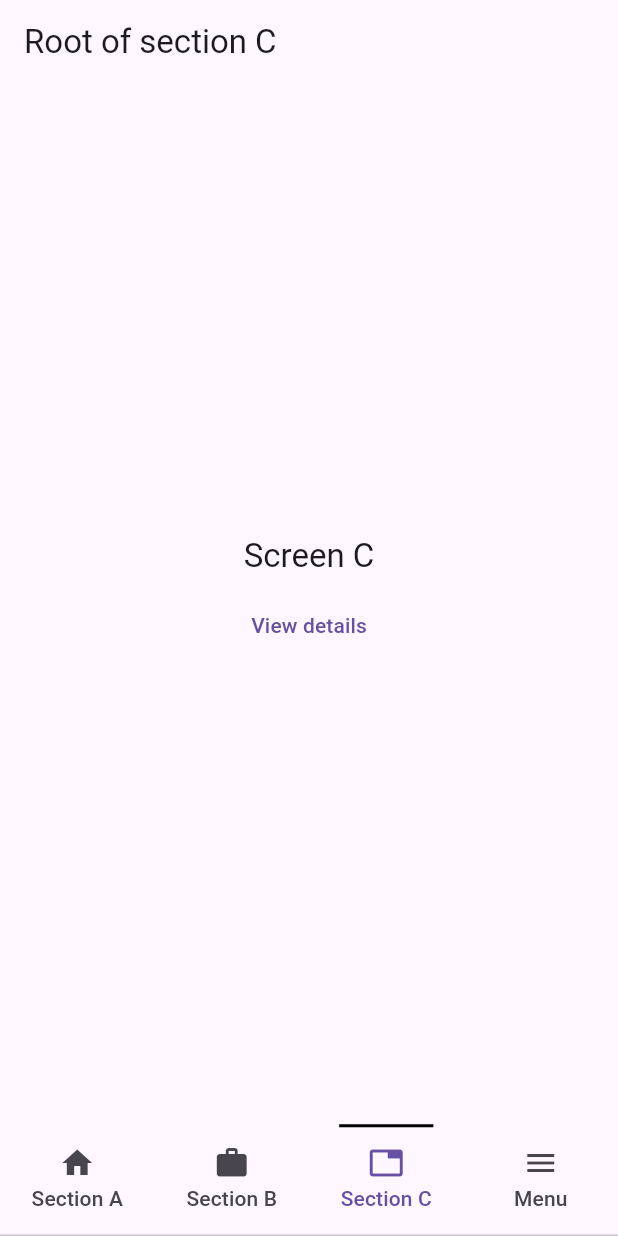
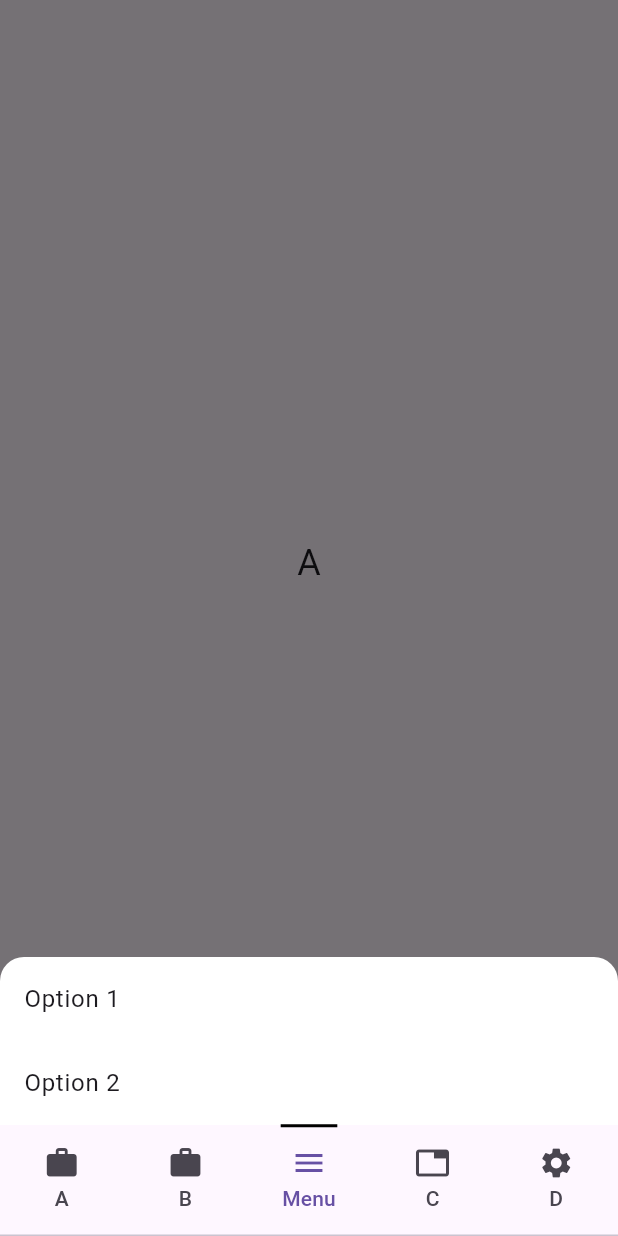
Before and after one commit to yelmuratoff/sheet_go_router, a Flutter app: the screen it shows after launch, item 3 of the bottom bar chosen, on a phone screen of 412 x 824 dp. Run offline on Flutter 3.47's test engine with Material 3 defaults, Android fonts, the phone set to English and light mode, and no system bars; our stand-ins replace go_router.

Commit message:
! F more simple

```diff
--- a/lib/main.dart
+++ b/lib/main.dart
@@ -27,14 +27,9 @@ class NestedTabNavigationExampleApp extends StatelessWidget {
             routes: <RouteBase>[
               GoRoute(
                 path: '/a',
-                builder: (BuildContext context, GoRouterState state) =>
-                    const RootScreen(label: 'A', detailsPath: '/a/details'),
-                routes: <RouteBase>[
-                  GoRoute(
-                    path: 'details',
-                    builder: (BuildContext context, GoRouterState state) => const DetailsScreen(label: 'A'),
-                  ),
-                ],
+                builder: (BuildContext context, GoRouterState state) => const TabScreen(
+                  text: 'A',
+                ),
               ),
             ],
           ),
@@ -42,40 +37,9 @@ class NestedTabNavigationExampleApp extends StatelessWidget {
             routes: <RouteBase>[
               GoRoute(
                 path: '/b',
-                builder: (BuildContext context, GoRouterState state) => const RootScreen(
-                  label: 'B',
-                  detailsPath: '/b/details/1',
-                  secondDetailsPath: '/b/details/2',
+                builder: (BuildContext context, GoRouterState state) => const TabScreen(
+                  text: 'B',
                 ),
-                routes: <RouteBase>[
-                  GoRoute(
-                    path: 'details/:param',
-                    builder: (BuildContext context, GoRouterState state) => DetailsScreen(
-                      label: 'B',
-                      param: state.pathParameters['param'],
-                    ),
-                  ),
-                ],
-              ),
-            ],
-          ),
-          StatefulShellBranch(
-            routes: <RouteBase>[
-              GoRoute(
-                path: '/c',
-                builder: (BuildContext context, GoRouterState state) => const RootScreen(
-                  label: 'C',
-                  detailsPath: '/c/details',
-                ),
-                routes: <RouteBase>[
-                  GoRoute(
-                    path: 'details',
-                    builder: (BuildContext context, GoRouterState state) => DetailsScreen(
-                      label: 'C',
-                      extra: state.extra,
-                    ),
-                  ),
-                ],
               ),
             ],
           ),
@@ -85,6 +49,26 @@ class NestedTabNavigationExampleApp extends StatelessWidget {
                 path: '/menu',
                 pageBuilder: (context, state) => const BottomSheetPage(
                   child: _MenuBottomSheetBody(),
+                ),
+              ),
+            ],
+          ),
+          StatefulShellBranch(
+            routes: <RouteBase>[
+              GoRoute(
+                path: '/c',
+                builder: (BuildContext context, GoRouterState state) => const TabScreen(
+                  text: 'C',
+                ),
+              ),
+            ],
+          ),
+          StatefulShellBranch(
+            routes: <RouteBase>[
+              GoRoute(
+                path: '/d',
+                builder: (BuildContext context, GoRouterState state) => const TabScreen(
+                  text: 'D',
                 ),
               ),
             ],
@@ -102,6 +86,27 @@ class NestedTabNavigationExampleApp extends StatelessWidget {
         ),
         routerConfig: _router,
       );
+}
+
+class TabScreen extends StatelessWidget {
+  const TabScreen({
+    required this.text,
+    super.key,
+  });
+
+  final String text;
+
+  @override
+  Widget build(BuildContext context) {
+    return Scaffold(
+      body: Center(
+        child: Text(
+          text,
+          style: const TextStyle(fontSize: 24),
+        ),
+      ),
+    );
+  }
 }
 
 class _MenuBottomSheetBody extends StatelessWidget {
@@ -148,7 +153,7 @@ class ScaffoldWithNavBar extends StatefulWidget {
 
 class _ScaffoldWithNavBarState extends State<ScaffoldWithNavBar> with TickerProviderStateMixin {
   bool _isSheetOpen = false;
-  late final TabController _tabController = TabController(length: 4, vsync: this);
+  late final TabController _tabController = TabController(length: 5, vsync: this);
 
   @override
   void dispose() {
@@ -165,10 +170,11 @@ class _ScaffoldWithNavBarState extends State<ScaffoldWithNavBar> with TickerProv
         controller: _tabController,
         indicator: TopIndicator(),
         tabs: const <Tab>[
-          Tab(icon: Icon(Icons.home), text: 'Section A'),
-          Tab(icon: Icon(Icons.work), text: 'Section B'),
-          Tab(icon: Icon(Icons.tab), text: 'Section C'),
+          Tab(icon: Icon(Icons.work), text: 'A'),
+          Tab(icon: Icon(Icons.work), text: 'B'),
           Tab(icon: Icon(Icons.menu), text: 'Menu'),
+          Tab(icon: Icon(Icons.tab), text: 'C'),
+          Tab(icon: Icon(Icons.settings), text: 'D'),
         ],
         onTap: (int index) async {
           await Future.delayed(const Duration(milliseconds: 200), () {
@@ -179,7 +185,7 @@ class _ScaffoldWithNavBarState extends State<ScaffoldWithNavBar> with TickerProv
               });
             }
           });
-          if (index == 3) {
+          if (index == 2) {
             setState(() {
               _isSheetOpen = true;
               GoRouter.of(context).push('/menu');
@@ -228,120 +234,6 @@ class _TopIndicatorBox extends BoxPainter {
   }
 }
 
-class RootScreen extends StatelessWidget {
-  const RootScreen({
-    required this.label,
-    required this.detailsPath,
-    this.secondDetailsPath,
-    super.key,
-  });
-
-  final String label;
-  final String detailsPath;
-  final String? secondDetailsPath;
-
-  @override
-  Widget build(BuildContext context) => Scaffold(
-        appBar: AppBar(
-          title: Text('Root of section $label'),
-        ),
-        body: Center(
-          child: Column(
-            mainAxisSize: MainAxisSize.min,
-            children: <Widget>[
-              Text('Screen $label', style: Theme.of(context).textTheme.titleLarge),
-              const Padding(padding: EdgeInsets.all(4)),
-              TextButton(
-                onPressed: () {
-                  GoRouter.of(context).go(detailsPath, extra: '$label-XYZ');
-                },
-                child: const Text('View details'),
-              ),
-              const Padding(padding: EdgeInsets.all(4)),
-              if (secondDetailsPath != null)
-                TextButton(
-                  onPressed: () {
-                    GoRouter.of(context).go(secondDetailsPath!);
-                  },
-                  child: const Text('View more details'),
-                ),
-            ],
-          ),
-        ),
-      );
-}
-
-class DetailsScreen extends StatefulWidget {
-  const DetailsScreen({
-    required this.label,
-    this.param,
-    this.extra,
-    this.withScaffold = true,
-    super.key,
-  });
-
-  final String label;
-  final String? param;
-  final Object? extra;
-  final bool withScaffold;
-
-  @override
-  State<StatefulWidget> createState() => DetailsScreenState();
-}
-
-class DetailsScreenState extends State<DetailsScreen> {
-  int _counter = 0;
-
-  @override
-  Widget build(BuildContext context) {
-    if (widget.withScaffold) {
-      return Scaffold(
-        appBar: AppBar(
-          title: Text('Details Screen - ${widget.label}'),
-        ),
-        body: _build(context),
-      );
-    } else {
-      return ColoredBox(
-        color: Theme.of(context).scaffoldBackgroundColor,
-        child: _build(context),
-      );
-    }
-  }
-
-  Widget _build(BuildContext context) => Center(
-        child: Column(
-          mainAxisSize: MainAxisSize.min,
-          children: <Widget>[
-            Text('Details for ${widget.label} - Counter: $_counter', style: Theme.of(context).textTheme.titleLarge),
-            const Padding(padding: EdgeInsets.all(4)),
-            TextButton(
-              onPressed: () {
-                setState(() {
-                  _counter++;
-                });
-              },
-              child: const Text('Increment counter'),
-            ),
-            const Padding(padding: EdgeInsets.all(8)),
-            if (widget.param != null)
-              Text('Parameter: ${widget.param!}', style: Theme.of(context).textTheme.titleMedium),
-            const Padding(padding: EdgeInsets.all(8)),
-            if (widget.extra != null) Text('Extra: ${widget.extra!}', style: Theme.of(context).textTheme.titleMedium),
-            if (!widget.withScaffold) ...<Widget>[
-              const Padding(padding: EdgeInsets.all(16)),
-              TextButton(
-                onPressed: () {
-                  GoRouter.of(context).pop();
-                },
-                child: const Text('< Back', style: TextStyle(fontWeight: FontWeight.bold, fontSize: 18)),
-              ),
-            ],
-          ],
-        ),
-      );
-}
-
 class BottomSheetPage extends Page {
   const BottomSheetPage({
     required this.child,
```
